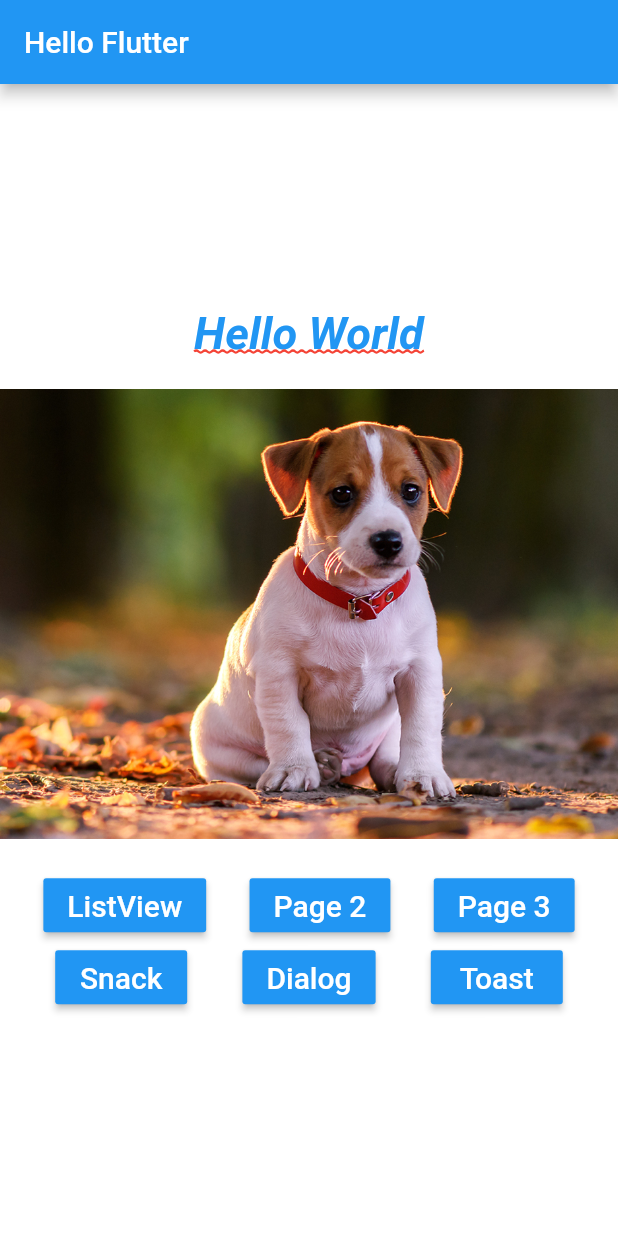
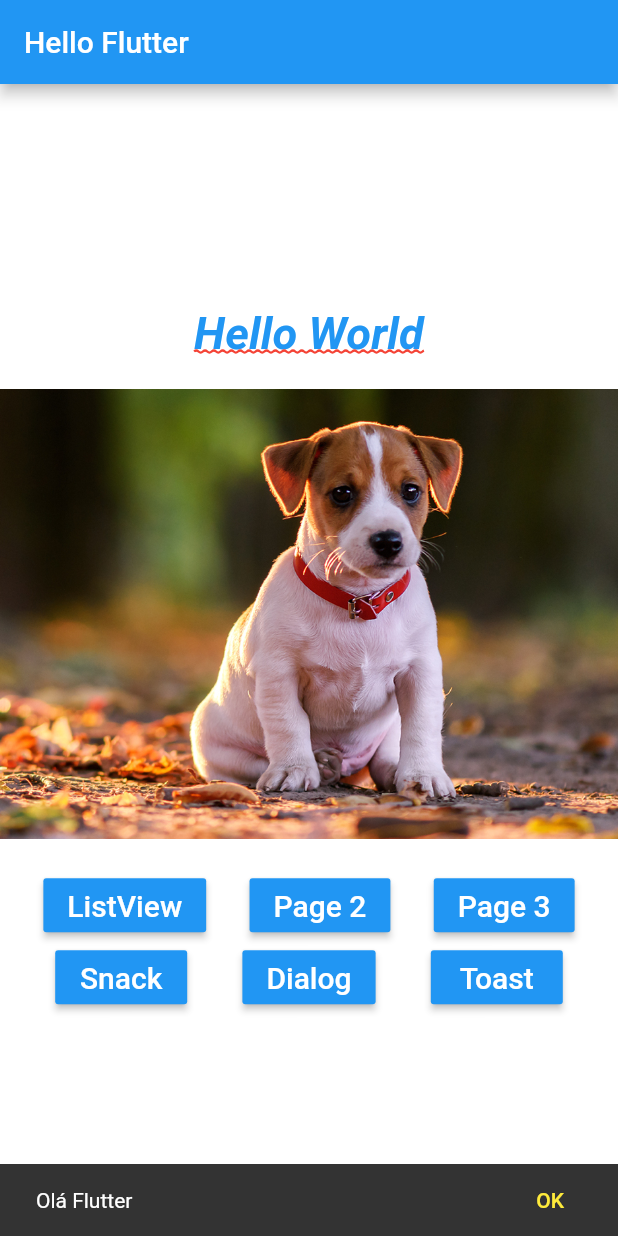
Before and after one commit to tharlesamaro/flutter-estudo-basico-sobre-layout, a Flutter app: the screen it shows after launch, after a tap on "Snack", on a phone screen of 412 x 824 dp. Run offline on Flutter 3.47's test engine with Material 2 defaults, Android fonts, the phone set to English and light mode, and no system bars.

Commit message:
Usando alerta com snack

```diff
--- a/lib/home_page.dart
+++ b/lib/home_page.dart
@@ -28,7 +28,7 @@ class HomePage extends StatelessWidget {
         children: <Widget>[
           _text(),
           _pageView(),
-          _buttons(context),
+          _buttons(),
         ],
       ),
     );
@@ -50,7 +50,9 @@ class HomePage extends StatelessWidget {
     );
   }
 
-  _buttons(BuildContext context) {
+  _buttons() {
+    return Builder(
+      builder: (BuildContext context) {
         return Column(
           children: <Widget>[
             Row(
@@ -73,16 +75,16 @@ class HomePage extends StatelessWidget {
             Row(
               mainAxisAlignment: MainAxisAlignment.spaceEvenly,
               children: <Widget>[
-            BlueButton("Snack", onPressed: _onClickSnack),
+                BlueButton("Snack", onPressed: () => _onClickSnack(context)),
                 BlueButton("Dialog", onPressed: _onClickDialog),
                 BlueButton("Toast", onPressed: _onClickToast),
               ],
             ),
           ],
         );
+      },
+    );
   }
-
-
 
   void _onClickNavigator(BuildContext context, Widget page) async {
     String s = await push(context, page);
@@ -90,7 +92,18 @@ class HomePage extends StatelessWidget {
     print(">> $s");
   }
 
-  _onClickSnack() {}
+  _onClickSnack(context) {
+    Scaffold.of(context).showSnackBar(
+      SnackBar(
+        content: Text("Olá Flutter"),
+        action: SnackBarAction(
+          textColor: Colors.yellow,
+          label: "OK",
+          onPressed: () => print("OK!"),
+        ),
+      ),
+    );
+  }
 
   _onClickDialog() {}
 
```
Lines whose indentation alone changed are shown as unchanged.
